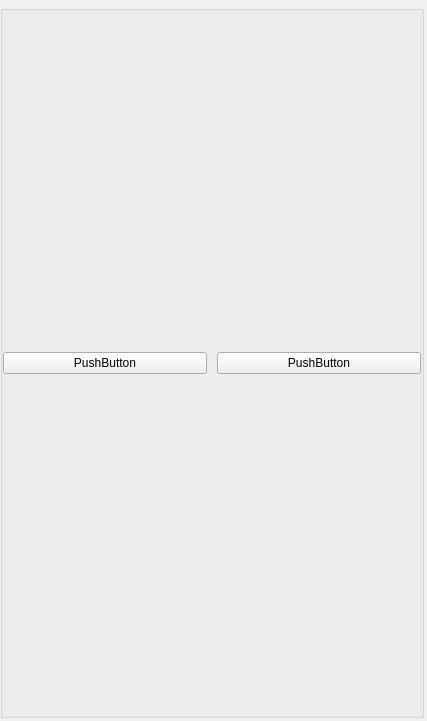
This is view/ui/getimgviewright.ui in sen2222/BSDToolGather as Qt 5 draws it before an edit. The edited form follows.
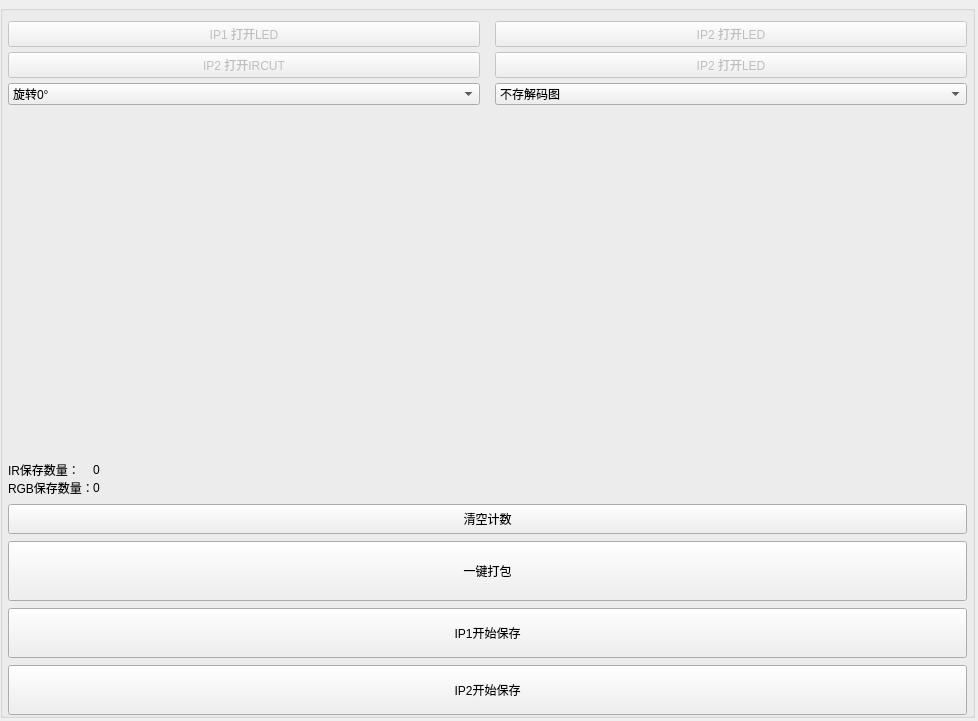
This is the edited form.

Commit message:
1、完成网络采图的基本功能，采图来说相对问题。 2、解码类的修改，移植了libyuv，可以稍微提升一点性能。
存在问题：
1、跑起来CPU占用率较高，需要做一下优化(解析线程里面深拷贝太多了)。
2、存图的时候会偶现画面卡住，做了一些优化，暂时没有复现到。
3、IR+RGB同时来帧的时候，会出现画面掉帧，目前还不清楚原因。

The edit to the form file:
```diff
--- a/view/ui/getimgviewright.ui
+++ b/view/ui/getimgviewright.ui
@@ -6,7 +6,7 @@
    <rect>
     <x>0</x>
     <y>0</y>
-    <width>427</width>
+    <width>978</width>
     <height>721</height>
    </rect>
   </property>
@@ -36,13 +36,13 @@
      </property>
      <layout class="QGridLayout" name="gridLayout_2">
       <property name="leftMargin">
-       <number>0</number>
+       <number>5</number>
       </property>
       <property name="topMargin">
        <number>0</number>
       </property>
       <property name="rightMargin">
-       <number>0</number>
+       <number>5</number>
       </property>
       <property name="bottomMargin">
        <number>0</number>
@@ -51,19 +51,209 @@
        <number>10</number>
       </property>
       <property name="verticalSpacing">
-       <number>0</number>
+       <number>7</number>
       </property>
-      <item row="1" column="0">
-       <widget class="QPushButton" name="pushButton_2">
+      <item row="8" column="0">
+       <widget class="QPushButton" name="btnPacket">
+        <property name="minimumSize">
+         <size>
+          <width>0</width>
+          <height>60</height>
+         </size>
+        </property>
         <property name="text">
-         <string>PushButton</string>
+         <string>一键打包</string>
         </property>
        </widget>
       </item>
-      <item row="1" column="1">
-       <widget class="QPushButton" name="pushButton">
+      <item row="6" column="0">
+       <layout class="QFormLayout" name="formLayout">
+        <item row="1" column="1">
+         <widget class="QLabel" name="labelRGBNum">
+          <property name="text">
+           <string>0</string>
+          </property>
+         </widget>
+        </item>
+        <item row="0" column="1">
+         <widget class="QLabel" name="labelIRNum">
+          <property name="text">
+           <string>0</string>
+          </property>
+         </widget>
+        </item>
+        <item row="0" column="0">
+         <widget class="QLabel" name="labelRGB">
+          <property name="text">
+           <string>IR保存数量：</string>
+          </property>
+         </widget>
+        </item>
+        <item row="1" column="0">
+         <widget class="QLabel" name="labelIR">
+          <property name="text">
+           <string>RGB保存数量：</string>
+          </property>
+         </widget>
+        </item>
+       </layout>
+      </item>
+      <item row="5" column="0">
+       <spacer name="verticalSpacer">
+        <property name="orientation">
+         <enum>Qt::Vertical</enum>
+        </property>
+        <property name="sizeHint" stdset="0">
+         <size>
+          <width>20</width>
+          <height>40</height>
+         </size>
+        </property>
+       </spacer>
+      </item>
+      <item row="7" column="0">
+       <widget class="QPushButton" name="btnClearNum">
+        <property name="minimumSize">
+         <size>
+          <width>0</width>
+          <height>30</height>
+         </size>
+        </property>
         <property name="text">
-         <string>PushButton</string>
+         <string>清空计数</string>
+        </property>
+       </widget>
+      </item>
+      <item row="3" column="0">
+       <layout class="QGridLayout" name="gridLayout_3">
+        <property name="leftMargin">
+         <number>0</number>
+        </property>
+        <property name="topMargin">
+         <number>10</number>
+        </property>
+        <property name="horizontalSpacing">
+         <number>15</number>
+        </property>
+        <property name="verticalSpacing">
+         <number>5</number>
+        </property>
+        <item row="2" column="0">
+         <widget class="QPushButton" name="btnIrcutSwitch1">
+          <property name="enabled">
+           <bool>false</bool>
+          </property>
+          <property name="text">
+           <string>IP2 打开IRCUT</string>
+          </property>
+         </widget>
+        </item>
+        <item row="2" column="1">
+         <widget class="QPushButton" name="btnIrcutSwitch2">
+          <property name="enabled">
+           <bool>false</bool>
+          </property>
+          <property name="text">
+           <string>IP2 打开LED</string>
+          </property>
+         </widget>
+        </item>
+        <item row="1" column="1">
+         <widget class="QPushButton" name="btnLedSwitch2">
+          <property name="enabled">
+           <bool>false</bool>
+          </property>
+          <property name="text">
+           <string>IP2 打开LED</string>
+          </property>
+         </widget>
+        </item>
+        <item row="1" column="0">
+         <widget class="QPushButton" name="btnLedSwitch1">
+          <property name="enabled">
+           <bool>false</bool>
+          </property>
+          <property name="text">
+           <string>IP1 打开LED</string>
+          </property>
+         </widget>
+        </item>
+        <item row="3" column="0">
+         <widget class="QComboBox" name="boxI2d">
+          <item>
+           <property name="text">
+            <string>旋转0°</string>
+           </property>
+          </item>
+          <item>
+           <property name="text">
+            <string>旋转90°</string>
+           </property>
+          </item>
+          <item>
+           <property name="text">
+            <string>旋转180°</string>
+           </property>
+          </item>
+          <item>
+           <property name="text">
+            <string>旋转270°</string>
+           </property>
+          </item>
+         </widget>
+        </item>
+        <item row="3" column="1">
+         <widget class="QComboBox" name="boxSaveDedoder">
+          <item>
+           <property name="text">
+            <string>不存解码图</string>
+           </property>
+          </item>
+          <item>
+           <property name="text">
+            <string>存BMP图</string>
+           </property>
+          </item>
+          <item>
+           <property name="text">
+            <string>存JPEG图</string>
+           </property>
+          </item>
+          <item>
+           <property name="text">
+            <string>存PNG图</string>
+           </property>
+          </item>
+         </widget>
+        </item>
+       </layout>
+      </item>
+      <item row="10" column="0">
+       <widget class="QPushButton" name="btnIP2Save">
+        <property name="minimumSize">
+         <size>
+          <width>0</width>
+          <height>50</height>
+         </size>
+        </property>
+        <property name="text">
+         <string>IP2开始保存</string>
+        </property>
+       </widget>
+      </item>
+      <item row="9" column="0">
+       <widget class="QPushButton" name="btnIP1Save">
+        <property name="minimumSize">
+         <size>
+          <width>0</width>
+          <height>50</height>
+         </size>
+        </property>
+        <property name="styleSheet">
+         <string notr="true"/>
+        </property>
+        <property name="text">
+         <string>IP1开始保存</string>
         </property>
        </widget>
       </item>
```
The commit also changes 52 other files.
